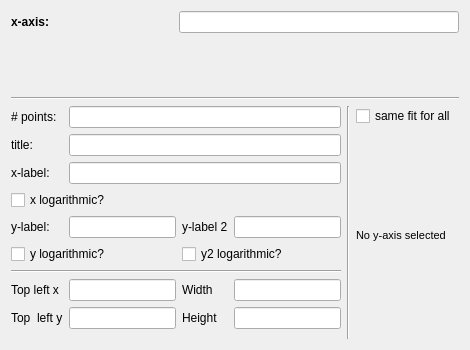
The window that nomad_camels/gui/plot_definer.ui (FAU-LAP/NOMAD-CAMELS) describes before a commit, drawn with Qt 5.
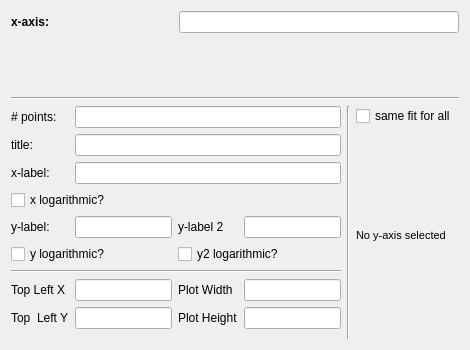
The same window after the commit. Custom widgets are drawn as their Qt base class.

Commit message: fixed and improved plot positioning and resizing.

The edit to the form file:
```diff
--- a/nomad_camels/gui/plot_definer.ui
+++ b/nomad_camels/gui/plot_definer.ui
@@ -115,7 +115,7 @@
          <string>Set the height of the plot window in pixels</string>
         </property>
         <property name="text">
-         <string>Height</string>
+         <string>Plot Height</string>
         </property>
        </widget>
       </item>
@@ -141,7 +141,7 @@
          <string>Set the width of the plot window in pixels</string>
         </property>
         <property name="text">
-         <string>Width</string>
+         <string>Plot Width</string>
         </property>
        </widget>
       </item>
@@ -204,7 +204,7 @@
          <string>Set the exact x coordinate of the top left corner of the plot window in pixels</string>
         </property>
         <property name="text">
-         <string>Top left x</string>
+         <string>Top Left X</string>
         </property>
        </widget>
       </item>
@@ -214,7 +214,7 @@
          <string>Set the exact y coordinate of the top left corner of the plot window in pixels</string>
         </property>
         <property name="text">
-         <string>Top  left y</string>
+         <string>Top  Left Y</string>
         </property>
        </widget>
       </item>
```
Left out of the diff: 48 changed lines with no effect on the pictures. The commit also changes 8 other files.
